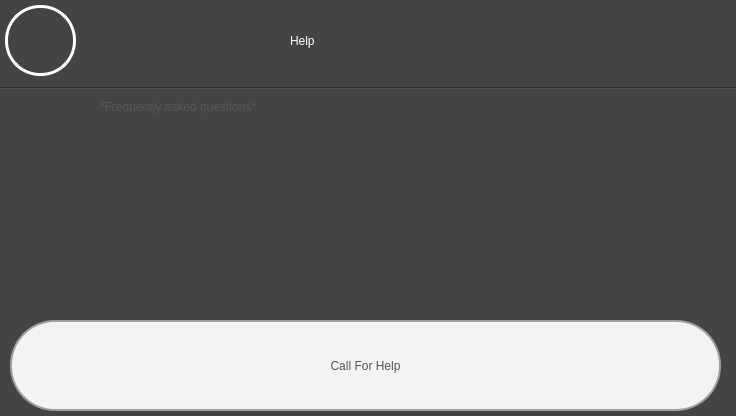
Above: ui/test.ui from yussefsoudan/sdp-ian before the change. Below: the same form after it.
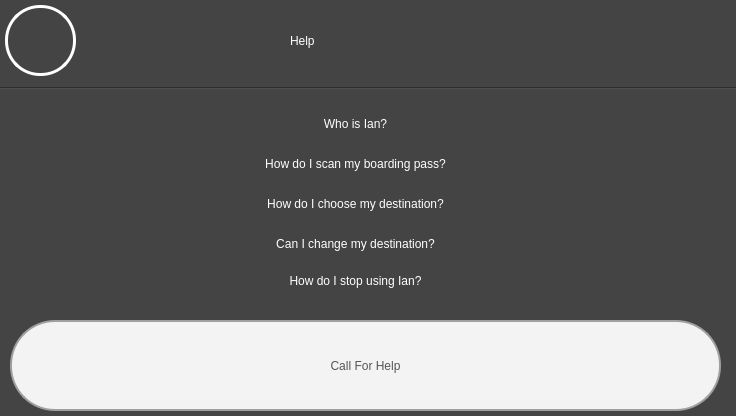
That is the form after the change. The open tabs and pages were chosen to show the change. Icons and pictures are not drawn.

```diff
--- a/ui/test.ui
+++ b/ui/test.ui
@@ -2534,22 +2534,6 @@
      <bool>true</bool>
     </property>
    </widget>
-   <widget class="QLabel" name="label_3">
-    <property name="geometry">
-     <rect>
-      <x>100</x>
-      <y>100</y>
-      <width>541</width>
-      <height>201</height>
-     </rect>
-    </property>
-    <property name="text">
-     <string>*Frequently asked questions*</string>
-    </property>
-    <property name="alignment">
-     <set>Qt::AlignLeading|Qt::AlignLeft|Qt::AlignTop</set>
-    </property>
-   </widget>
    <widget class="Line" name="line_10">
     <property name="geometry">
      <rect>
@@ -2569,6 +2553,106 @@
      <enum>Qt::Horizontal</enum>
     </property>
    </widget>
+   <widget class="QPushButton" name="pushButton">
+    <property name="geometry">
+     <rect>
+      <x>20</x>
+      <y>110</y>
+      <width>671</width>
+      <height>28</height>
+     </rect>
+    </property>
+    <property name="styleSheet">
+     <string notr="true">font: 20pt &quot;montserrat&quot;;
+color: rgb(255, 255, 255);</string>
+    </property>
+    <property name="text">
+     <string>Who is Ian?</string>
+    </property>
+    <property name="flat">
+     <bool>true</bool>
+    </property>
+   </widget>
+   <widget class="QPushButton" name="pushButton_2">
+    <property name="geometry">
+     <rect>
+      <x>20</x>
+      <y>150</y>
+      <width>671</width>
+      <height>28</height>
+     </rect>
+    </property>
+    <property name="styleSheet">
+     <string notr="true">font: 20pt &quot;montserrat&quot;;
+color: rgb(255, 255, 255);</string>
+    </property>
+    <property name="text">
+     <string>How do I scan my boarding pass?</string>
+    </property>
+    <property name="flat">
+     <bool>true</bool>
+    </property>
+   </widget>
+   <widget class="QPushButton" name="pushButton_3">
+    <property name="geometry">
+     <rect>
+      <x>20</x>
+      <y>190</y>
+      <width>671</width>
+      <height>28</height>
+     </rect>
+    </property>
+    <property name="styleSheet">
+     <string notr="true">font: 20pt &quot;montserrat&quot;;
+color: rgb(255, 255, 255);</string>
+    </property>
+    <property name="text">
+     <string>How do I choose my destination?</string>
+    </property>
+    <property name="flat">
+     <bool>true</bool>
+    </property>
+   </widget>
+   <widget class="QPushButton" name="pushButton_4">
+    <property name="geometry">
+     <rect>
+      <x>20</x>
+      <y>230</y>
+      <width>671</width>
+      <height>28</height>
+     </rect>
+    </property>
+    <property name="styleSheet">
+     <string notr="true">font: 20pt &quot;montserrat&quot;;
+color: rgb(255, 255, 255);</string>
+    </property>
+    <property name="text">
+     <string>Can I change my destination?</string>
+    </property>
+    <property name="flat">
+     <bool>true</bool>
+    </property>
+   </widget>
+   <widget class="QPushButton" name="pushButton_5">
+    <property name="geometry">
+     <rect>
+      <x>20</x>
+      <y>260</y>
+      <width>671</width>
+      <height>41</height>
+     </rect>
+    </property>
+    <property name="styleSheet">
+     <string notr="true">font: 20pt &quot;montserrat&quot;;
+color: rgb(255, 255, 255);</string>
+    </property>
+    <property name="text">
+     <string>How do I stop using Ian?</string>
+    </property>
+    <property name="flat">
+     <bool>true</bool>
+    </property>
+   </widget>
    <zorder>line_10</zorder>
    <zorder>label_2</zorder>
    <zorder>pushButton</zorder>
```
Left out of the diff: 50 changed lines with no effect on the pictures.
